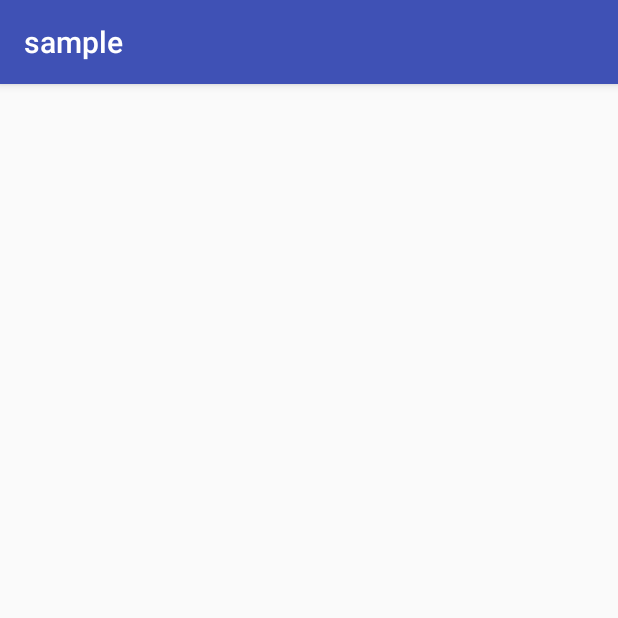
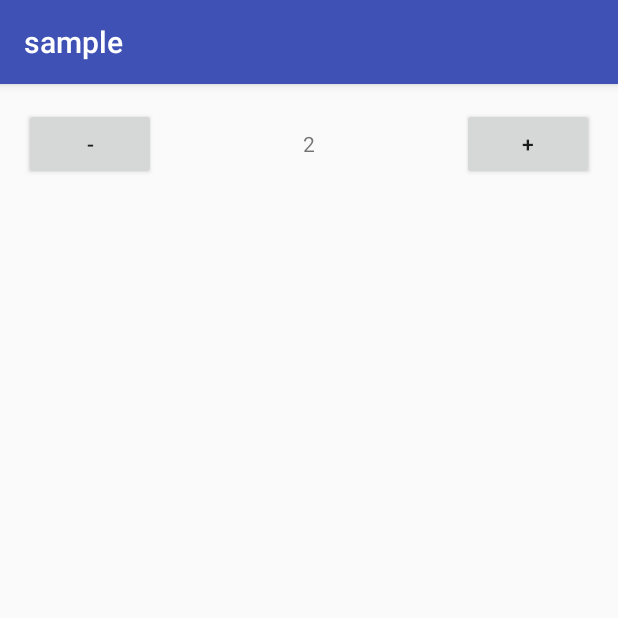
Before and after one commit to segunfamisa/icicle, an Android app: the screen it shows after launch (MainActivity), on a phone screen of 412 x 824 dp, the top half of it. Run offline under Robolectric (Android 15) with nearby library versions, the light colour scheme and no system bars.

Commit message:
chore: Improved sample app and added a test

```diff
--- a/build.gradle
+++ b/build.gradle
@@ -38,6 +38,9 @@ ext {
     guavaVersion = '19.0'
     javaPoetVersion = '1.7.0'
     jUnitVersion = '4.12'
+    runnerVersion = '0.5'
+    rulesVersion = '0.5'
+    espressoVersion = '2.2.2'
     assertJVersion = '1.7.0'
 }
 
--- a/sample/src/main/java/com/segunfamisa/icicle/sample/MainActivity.java
+++ b/sample/src/main/java/com/segunfamisa/icicle/sample/MainActivity.java
@@ -2,35 +2,54 @@ package com.segunfamisa.icicle.sample;
 
 import android.support.v7.app.AppCompatActivity;
 import android.os.Bundle;
-import android.util.Log;
+import android.view.View;
+import android.widget.Button;
+import android.widget.TextView;
 
 import com.segunfamisa.icicle.Icicle;
 import com.segunfamisa.icicle.annotations.Freeze;
 
-import java.util.HashMap;
-
 public class MainActivity extends AppCompatActivity {
 
-    @Freeze String name;
-    @Freeze String age;
-    @Freeze int houses;
-    @Freeze HashMap<String, String> map;
+    public static final int DEFAULT_COUNT = 2;
+
+    @Freeze
+    int mCount = DEFAULT_COUNT;
+
+    private TextView mTextCount;
+    private Button mButtonDecr;
+    private Button mButtonIncr;
 
     @Override
     protected void onCreate(Bundle savedInstanceState) {
         super.onCreate(savedInstanceState);
+        setContentView(R.layout.activity_main);
         Icicle.thaw(this, savedInstanceState);
-        setContentView(R.layout.activity_main);
 
-        if (savedInstanceState == null) {
-            map = new HashMap<>();
-            map.put("A", "Apple");
-            name = "Segun";
-            age = "23";
-            houses = 5;
-        }
+        mTextCount = (TextView) findViewById(R.id.text_count);
+        mButtonDecr = (Button) findViewById(R.id.button_decrement);
+        mButtonIncr = (Button) findViewById(R.id.button_increment);
 
-        Log.d("MainActivity", map.toString() + "\n" + name + "\n" + age + "\n" + houses);
+        updateCount();
+        mButtonDecr.setOnClickListener(new View.OnClickListener() {
+            @Override
+            public void onClick(View v) {
+                mCount--;
+                updateCount();
+            }
+        });
+
+        mButtonIncr.setOnClickListener(new View.OnClickListener() {
+            @Override
+            public void onClick(View v) {
+                mCount++;
+                updateCount();
+            }
+        });
+    }
+
+    private void updateCount() {
+        mTextCount.setText(String.valueOf(mCount));
     }
 
     @Override
--- a/sample/src/main/res/layout/activity_main.xml
+++ b/sample/src/main/res/layout/activity_main.xml
@@ -1,11 +1,34 @@
 <?xml version="1.0" encoding="utf-8"?>
 <LinearLayout xmlns:android="http://schemas.android.com/apk/res/android"
-    xmlns:app="http://schemas.android.com/apk/res-auto"
     xmlns:tools="http://schemas.android.com/tools"
     android:id="@+id/activity_main"
     android:layout_width="match_parent"
     android:layout_height="match_parent"
-    android:orientation="vertical"
+    android:orientation="horizontal"
+    android:paddingLeft="@dimen/activity_horizontal_margin"
+    android:paddingRight="@dimen/activity_horizontal_margin"
+    android:paddingTop="@dimen/activity_vertical_margin"
+    android:paddingBottom="@dimen/activity_vertical_margin"
     tools:context="com.segunfamisa.icicle.sample.MainActivity">
 
+    <Button
+        android:id="@+id/button_decrement"
+        android:layout_width="wrap_content"
+        android:layout_height="wrap_content"
+        android:text="@string/btn_text_decrement"/>
+
+    <TextView
+        android:id="@+id/text_count"
+        android:layout_width="0dp"
+        android:layout_height="wrap_content"
+        android:layout_weight="1"
+        android:gravity="center"
+        />
+
+    <Button
+        android:id="@+id/button_increment"
+        android:layout_width="wrap_content"
+        android:layout_height="wrap_content"
+        android:text="@string/btn_text_increment"/>
+
 </LinearLayout>
--- a/sample/src/main/res/values/strings.xml
+++ b/sample/src/main/res/values/strings.xml
@@ -1,3 +1,7 @@
 <resources>
     <string name="app_name">sample</string>
+    <string name="text_count">0</string>
+
+    <string name="btn_text_increment">+</string>
+    <string name="btn_text_decrement">-</string>
 </resources>
```
Also changed, not shown: sample/build.gradle (+17 -3 lines), 1 other file.
